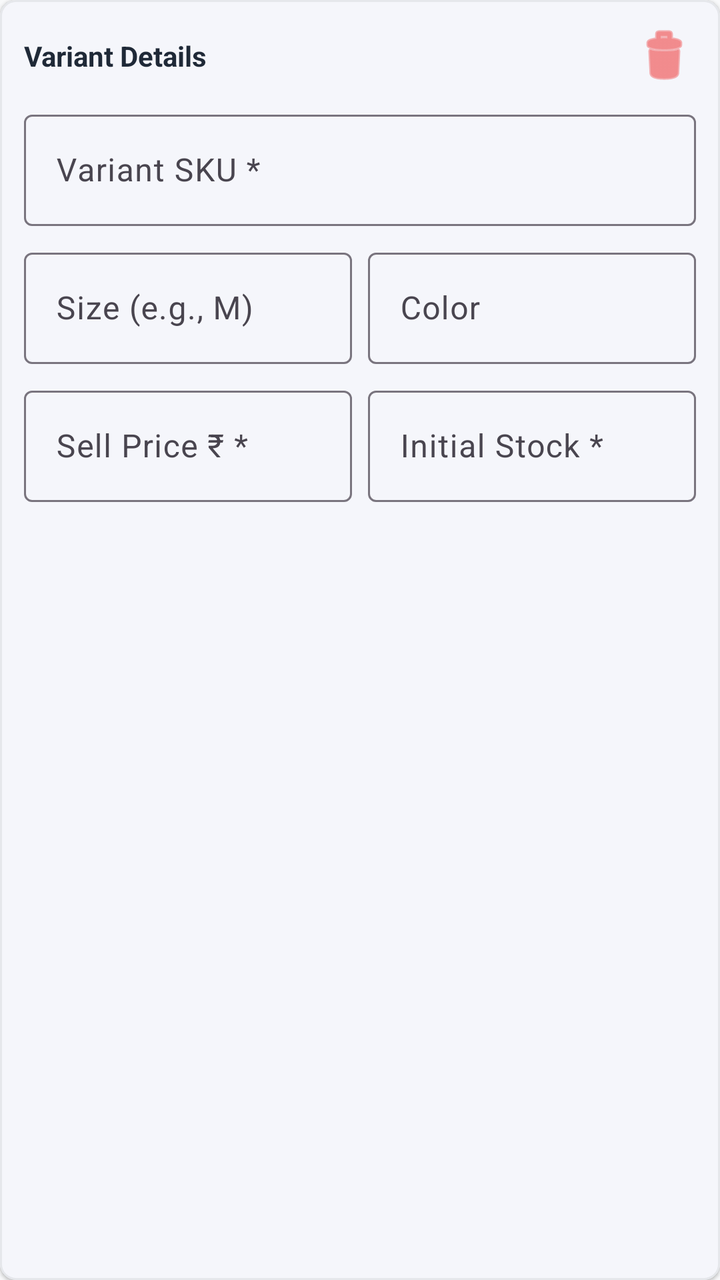
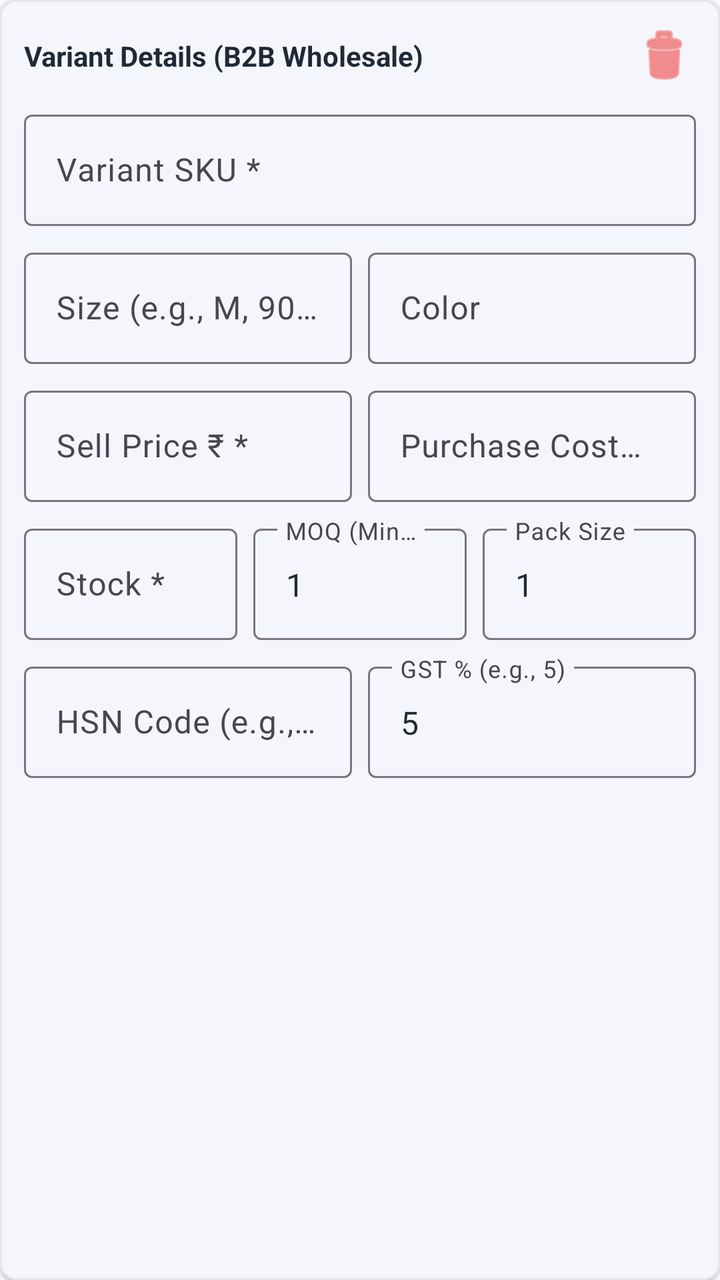

An Android layout rendered at two revisions. The XML below is the earlier revision; the diff shows what the commit changed to produce the second picture.
<!-- AndroidManifest.xml: application theme Theme.RetailSellerApp -->
<!-- res/layout/item_variant_input_form.xml -->
<?xml version="1.0" encoding="utf-8"?>
<com.google.android.material.card.MaterialCardView xmlns:android="http://schemas.android.com/apk/res/android"
    xmlns:app="http://schemas.android.com/apk/res-auto"
    android:layout_width="match_parent"
    android:layout_height="wrap_content"
    android:layout_marginBottom="12dp"
    app:cardBackgroundColor="@color/surface_white"
    app:cardCornerRadius="8dp"
    app:cardElevation="1dp"
    app:strokeColor="@color/card_stroke"
    app:strokeWidth="1dp">

    <LinearLayout
        android:layout_width="match_parent"
        android:layout_height="wrap_content"
        android:orientation="vertical"
        android:padding="12dp">

        <LinearLayout
            android:layout_width="match_parent"
            android:layout_height="wrap_content"
            android:gravity="center_vertical"
            android:orientation="horizontal">

            <TextView
                android:layout_width="0dp"
                android:layout_height="wrap_content"
                android:layout_weight="1"
                android:text="Variant Details"
                android:textColor="@color/text_primary"
                android:textSize="14sp"
                android:textStyle="bold" />

            <ImageButton
                android:id="@+id/btn_remove_variant"
                android:layout_width="32dp"
                android:layout_height="32dp"
                android:background="?attr/selectableItemBackgroundBorderless"
                android:src="@android:drawable/ic_menu_delete"
                app:tint="@color/warning_red" />
        </LinearLayout>

        <com.google.android.material.textfield.TextInputLayout
            style="@style/Widget.Material3.TextInputLayout.OutlinedBox"
            android:layout_width="match_parent"
            android:layout_height="wrap_content"
            android:layout_marginTop="8dp"
            android:hint="Variant SKU *">

            <com.google.android.material.textfield.TextInputEditText
                android:id="@+id/et_var_sku"
                android:layout_width="match_parent"
                android:layout_height="wrap_content"
                android:inputType="textCapCharacters" />
        </com.google.android.material.textfield.TextInputLayout>

        <LinearLayout
            android:layout_width="match_parent"
            android:layout_height="wrap_content"
            android:layout_marginTop="8dp"
            android:orientation="horizontal">

            <com.google.android.material.textfield.TextInputLayout
                style="@style/Widget.Material3.TextInputLayout.OutlinedBox"
                android:layout_width="0dp"
                android:layout_height="wrap_content"
                android:layout_marginEnd="4dp"
                android:layout_weight="1"
                android:hint="Size (e.g., M)">

                <com.google.android.material.textfield.TextInputEditText
                    android:id="@+id/et_var_size"
                    android:layout_width="match_parent"
                    android:layout_height="wrap_content"
                    android:inputType="textCapCharacters" />
            </com.google.android.material.textfield.TextInputLayout>

            <com.google.android.material.textfield.TextInputLayout
                style="@style/Widget.Material3.TextInputLayout.OutlinedBox"
                android:layout_width="0dp"
                android:layout_height="wrap_content"
                android:layout_marginStart="4dp"
                android:layout_weight="1"
                android:hint="Color">

                <com.google.android.material.textfield.TextInputEditText
                    android:id="@+id/et_var_color"
                    android:layout_width="match_parent"
                    android:layout_height="wrap_content"
                    android:inputType="textCapWords" />
            </com.google.android.material.textfield.TextInputLayout>
        </LinearLayout>

        <LinearLayout
            android:layout_width="match_parent"
            android:layout_height="wrap_content"
            android:layout_marginTop="8dp"
            android:orientation="horizontal">

            <com.google.android.material.textfield.TextInputLayout
                style="@style/Widget.Material3.TextInputLayout.OutlinedBox"
                android:layout_width="0dp"
                android:layout_height="wrap_content"
                android:layout_marginEnd="4dp"
                android:layout_weight="1"
                android:hint="Sell Price ₹ *">

                <com.google.android.material.textfield.TextInputEditText
                    android:id="@+id/et_var_sell_price"
                    android:layout_width="match_parent"
                    android:layout_height="wrap_content"
                    android:inputType="numberDecimal" />
            </com.google.android.material.textfield.TextInputLayout>

            <com.google.android.material.textfield.TextInputLayout
                style="@style/Widget.Material3.TextInputLayout.OutlinedBox"
                android:layout_width="0dp"
                android:layout_height="wrap_content"
                android:layout_marginStart="4dp"
                android:layout_weight="1"
                android:hint="Initial Stock *">

                <com.google.android.material.textfield.TextInputEditText
                    android:id="@+id/et_var_stock"
                    android:layout_width="match_parent"
                    android:layout_height="wrap_content"
                    android:inputType="number" />
            </com.google.android.material.textfield.TextInputLayout>
        </LinearLayout>
    </LinearLayout>
</com.google.android.material.card.MaterialCardView>
<!-- resources referenced by this layout -->
<resources>
  <color name="card_stroke">#E5E7EB</color>
  <color name="surface_white">#FFFFFF</color>
  <color name="text_primary">#1F2937</color>
  <color name="warning_red">#EF4444</color>
  <style name="Theme.RetailSellerApp" parent="Base.Theme.RetailSellerApp" />
  <style name="Base.Theme.RetailSellerApp" parent="Theme.Material3.DayNight.NoActionBar">
          <item name="colorPrimary">@color/indigo_primary</item>
          <item name="colorOnPrimary">@color/white</item>
          <item name="colorPrimaryContainer">@color/indigo_light</item>
          <item name="colorOnPrimaryContainer">@color/indigo_dark</item>
  
          <item name="colorSecondary">@color/emerald_accent</item>
          <item name="colorOnSecondary">@color/white</item>
          <item name="colorSecondaryContainer">@color/emerald_light</item>
          <item name="colorOnSecondaryContainer">@color/emerald_dark</item>
  
          <item name="android:windowBackground">@color/bg_soft_gray</item>
          <item name="colorSurface">@color/surface_white</item>
          <item name="colorOnSurface">@color/text_primary</item>
  
          <item name="materialCardViewStyle">@style/Widget.App.CardView</item>
      </style>
  <color name="indigo_primary">#3F51B5</color>
  <color name="white">#FFFFFFFF</color>
  <color name="indigo_light">#E8EAF6</color>
  <color name="indigo_dark">#303F9F</color>
  <color name="emerald_accent">#4CAF50</color>
  <color name="emerald_light">#E8F5E9</color>
  <color name="emerald_dark">#388E3C</color>
  <color name="bg_soft_gray">#F8F9FA</color>
  <style name="Widget.App.CardView" parent="Widget.Material3.CardView.Elevated">
          <item name="cardCornerRadius">16dp</item>
          <item name="cardElevation">2dp</item>
          <item name="strokeWidth">1dp</item>
          <item name="strokeColor">@color/card_stroke</item>
          <item name="cardBackgroundColor">@color/surface_white</item>
      </style>
</resources>

<!-- the commit's change to res/layout/item_variant_input_form.xml (unified diff, before → after) -->
@@ -26,7 +26,7 @@
                 android:layout_width="0dp"
                 android:layout_height="wrap_content"
                 android:layout_weight="1"
-                android:text="Variant Details"
+                android:text="Variant Details (B2B Wholesale)"
                 android:textColor="@color/text_primary"
                 android:textSize="14sp"
                 android:textStyle="bold" />
@@ -36,10 +36,12 @@
                 android:layout_width="32dp"
                 android:layout_height="32dp"
                 android:background="?attr/selectableItemBackgroundBorderless"
+                android:contentDescription="Remove Variant"
                 android:src="@android:drawable/ic_menu_delete"
                 app:tint="@color/warning_red" />
         </LinearLayout>
 
+        
         <com.google.android.material.textfield.TextInputLayout
             style="@style/Widget.Material3.TextInputLayout.OutlinedBox"
             android:layout_width="match_parent"
@@ -54,19 +56,21 @@
                 android:inputType="textCapCharacters" />
         </com.google.android.material.textfield.TextInputLayout>
 
-        <LinearLayout
-            android:layout_width="match_parent"
-            android:layout_height="wrap_content"
-            android:layout_marginTop="8dp"
-            android:orientation="horizontal">
-
-            <com.google.android.material.textfield.TextInputLayout
-                style="@style/Widget.Material3.TextInputLayout.OutlinedBox"
-                android:layout_width="0dp"
-                android:layout_height="wrap_content"
-                android:layout_marginEnd="4dp"
-                android:layout_weight="1"
-                android:hint="Size (e.g., M)">
+        
+        <LinearLayout
+            android:layout_width="match_parent"
+            android:layout_height="wrap_content"
+            android:layout_marginTop="8dp"
+            android:baselineAligned="false"
+            android:orientation="horizontal">
+
+            <com.google.android.material.textfield.TextInputLayout
+                style="@style/Widget.Material3.TextInputLayout.OutlinedBox"
+                android:layout_width="0dp"
+                android:layout_height="wrap_content"
+                android:layout_marginEnd="4dp"
+                android:layout_weight="1"
+                android:hint="Size (e.g., M, 90cm)">
 
                 <com.google.android.material.textfield.TextInputEditText
                     android:id="@+id/et_var_size"
@@ -91,10 +95,12 @@
             </com.google.android.material.textfield.TextInputLayout>
         </LinearLayout>
 
-        <LinearLayout
-            android:layout_width="match_parent"
-            android:layout_height="wrap_content"
-            android:layout_marginTop="8dp"
+        
+        <LinearLayout
+            android:layout_width="match_parent"
+            android:layout_height="wrap_content"
+            android:layout_marginTop="8dp"
+            android:baselineAligned="false"
             android:orientation="horizontal">
 
             <com.google.android.material.textfield.TextInputLayout
@@ -118,7 +124,31 @@
                 android:layout_height="wrap_content"
                 android:layout_marginStart="4dp"
                 android:layout_weight="1"
-                android:hint="Initial Stock *">
+                android:hint="Purchase Cost ₹ *">
+
+                <com.google.android.material.textfield.TextInputEditText
+                    android:id="@+id/et_var_purchase_price"
+                    android:layout_width="match_parent"
+                    android:layout_height="wrap_content"
+                    android:inputType="numberDecimal" />
+            </com.google.android.material.textfield.TextInputLayout>
+        </LinearLayout>
+
+        
+        <LinearLayout
+            android:layout_width="match_parent"
+            android:layout_height="wrap_content"
+            android:layout_marginTop="8dp"
+            android:baselineAligned="false"
+            android:orientation="horizontal">
+
+            <com.google.android.material.textfield.TextInputLayout
+                style="@style/Widget.Material3.TextInputLayout.OutlinedBox"
+                android:layout_width="0dp"
+                android:layout_height="wrap_content"
+                android:layout_marginEnd="4dp"
+                android:layout_weight="1"
+                android:hint="Stock *">
 
                 <com.google.android.material.textfield.TextInputEditText
                     android:id="@+id/et_var_stock"
@@ -126,6 +156,79 @@
                     android:layout_height="wrap_content"
                     android:inputType="number" />
             </com.google.android.material.textfield.TextInputLayout>
-        </LinearLayout>
+
+            <com.google.android.material.textfield.TextInputLayout
+                style="@style/Widget.Material3.TextInputLayout.OutlinedBox"
+                android:layout_width="0dp"
+                android:layout_height="wrap_content"
+                android:layout_marginHorizontal="4dp"
+                android:layout_weight="1"
+                android:hint="MOQ (Min Qty)">
+
+                <com.google.android.material.textfield.TextInputEditText
+                    android:id="@+id/et_var_moq"
+                    android:layout_width="match_parent"
+                    android:layout_height="wrap_content"
+                    android:inputType="number"
+                    android:text="1" />
+            </com.google.android.material.textfield.TextInputLayout>
+
+            <com.google.android.material.textfield.TextInputLayout
+                style="@style/Widget.Material3.TextInputLayout.OutlinedBox"
+                android:layout_width="0dp"
+                android:layout_height="wrap_content"
+                android:layout_marginStart="4dp"
+                android:layout_weight="1"
+                android:hint="Pack Size">
+
+                <com.google.android.material.textfield.TextInputEditText
+                    android:id="@+id/et_var_pack_size"
+                    android:layout_width="match_parent"
+                    android:layout_height="wrap_content"
+                    android:inputType="number"
+                    android:text="1" />
+            </com.google.android.material.textfield.TextInputLayout>
+        </LinearLayout>
+
+        
+        <LinearLayout
+            android:layout_width="match_parent"
+            android:layout_height="wrap_content"
+            android:layout_marginTop="8dp"
+            android:baselineAligned="false"
+            android:orientation="horizontal">
+
+            <com.google.android.material.textfield.TextInputLayout
+                style="@style/Widget.Material3.TextInputLayout.OutlinedBox"
+                android:layout_width="0dp"
+                android:layout_height="wrap_content"
+                android:layout_marginEnd="4dp"
+                android:layout_weight="1"
+                android:hint="HSN Code (e.g., 6109)">
+
+                <com.google.android.material.textfield.TextInputEditText
+                    android:id="@+id/et_var_hsn"
+                    android:layout_width="match_parent"
+                    android:layout_height="wrap_content"
+                    android:inputType="textCapCharacters" />
+            </com.google.android.material.textfield.TextInputLayout>
+
+            <com.google.android.material.textfield.TextInputLayout
+                style="@style/Widget.Material3.TextInputLayout.OutlinedBox"
+                android:layout_width="0dp"
+                android:layout_height="wrap_content"
+                android:layout_marginStart="4dp"
+                android:layout_weight="1"
+                android:hint="GST % (e.g., 5)">
+
+                <com.google.android.material.textfield.TextInputEditText
+                    android:id="@+id/et_var_gst"
+                    android:layout_width="match_parent"
+                    android:layout_height="wrap_content"
+                    android:inputType="numberDecimal"
+                    android:text="5" />
+            </com.google.android.material.textfield.TextInputLayout>
+        </LinearLayout>
+
     </LinearLayout>
 </com.google.android.material.card.MaterialCardView>
